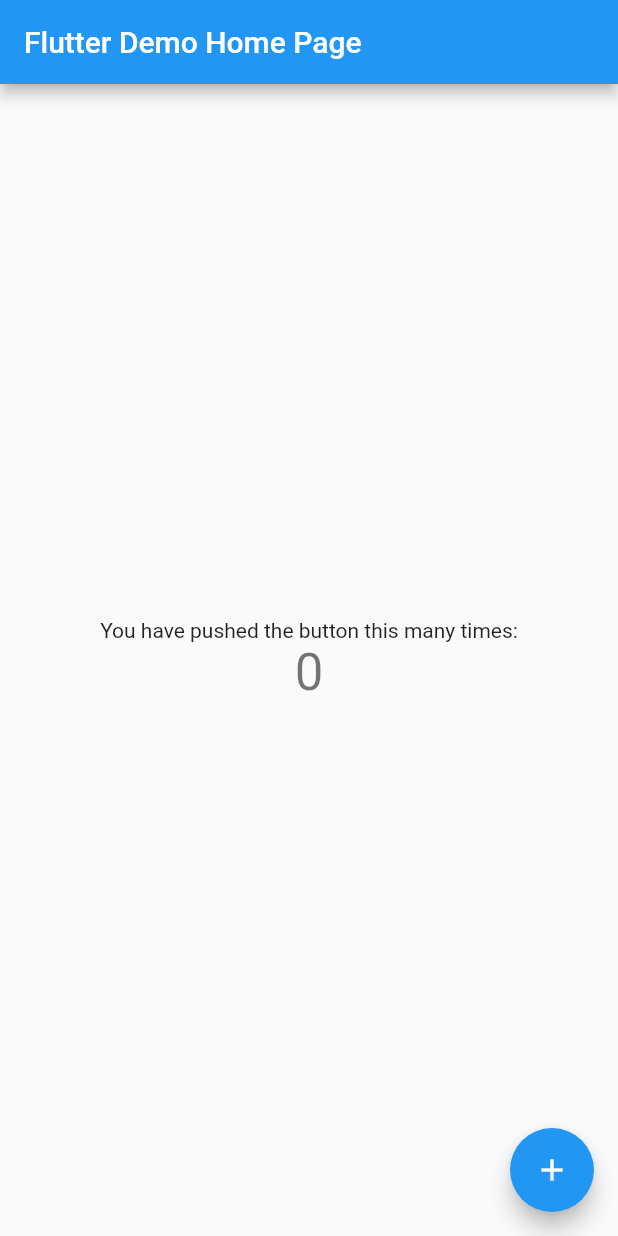
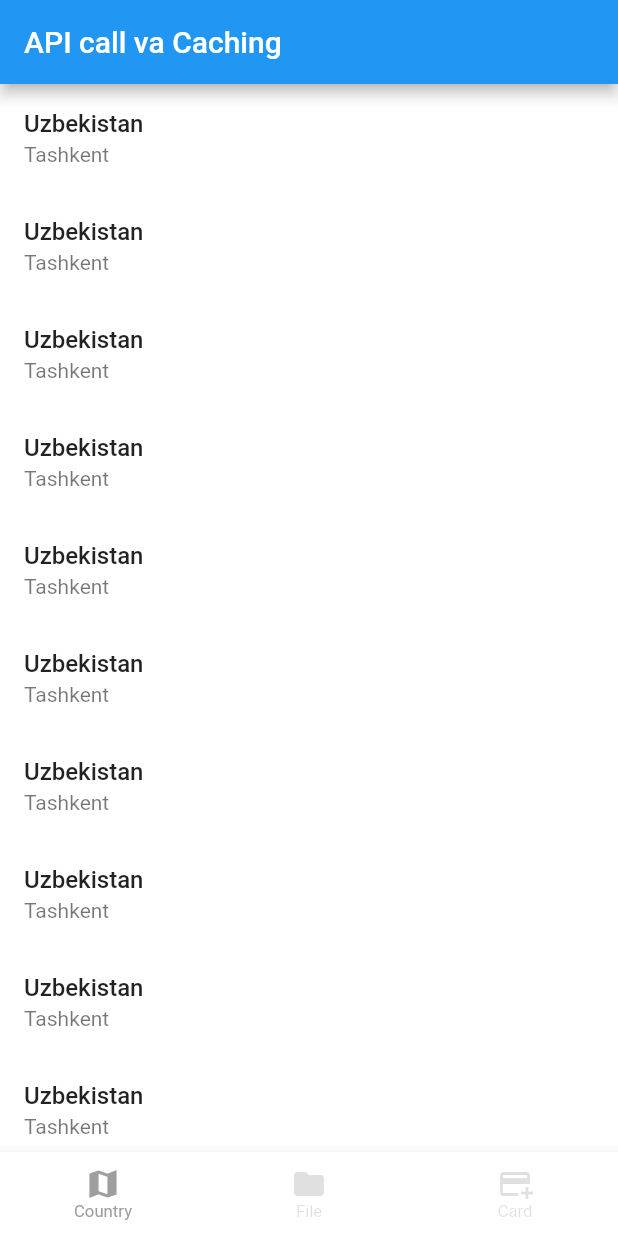
Before and after one commit to MrSobirov/najottalim, a Flutter app: the screen it shows after launch, on a phone screen of 412 x 824 dp. Run offline on Flutter 3.47's test engine with Material 2 defaults, Android fonts, the phone set to English and light mode, and no system bars; our stand-ins replace bloc, flutter_screenutil, shimmer.

Commit message:
adding country details page and UI done GOWO

```diff
--- a/lib/main.dart
+++ b/lib/main.dart
@@ -1,4 +1,6 @@
 import 'package:flutter/material.dart';
+import 'package:flutter_screenutil/flutter_screenutil.dart';
+import 'package:najottalim/pages/main_page.dart';
 
 void main() {
   runApp(const MyApp());
@@ -10,106 +12,18 @@ class MyApp extends StatelessWidget {
   // This widget is the root of your application.
   @override
   Widget build(BuildContext context) {
-    return MaterialApp(
-      title: 'Flutter Demo',
-      theme: ThemeData(
-        // This is the theme of your application.
-        //
-        // Try running your application with "flutter run". You'll see the
-        // application has a blue toolbar. Then, without quitting the app, try
-        // changing the primarySwatch below to Colors.green and then invoke
-        // "hot reload" (press "r" in the console where you ran "flutter run",
-        // or simply save your changes to "hot reload" in a Flutter IDE).
-        // Notice that the counter didn't reset back to zero; the application
-        // is not restarted.
-        primarySwatch: Colors.blue,
+    return ScreenUtilInit(
+      designSize: const Size(375, 812),
+      minTextAdapt: true,
+      splitScreenMode: true,
+      builder: (BuildContext context, Widget? child) => MaterialApp(
+        debugShowCheckedModeBanner: false,
+        title: 'Flutter Demo',
+        theme: ThemeData(
+          primarySwatch: Colors.blue,
+        ),
+        home: MainPage(),
       ),
-      home: const MyHomePage(title: 'Flutter Demo Home Page'),
     );
   }
 }
-
-class MyHomePage extends StatefulWidget {
-  const MyHomePage({super.key, required this.title});
-
-  // This widget is the home page of your application. It is stateful, meaning
-  // that it has a State object (defined below) that contains fields that affect
-  // how it looks.
-
-  // This class is the configuration for the state. It holds the values (in this
-  // case the title) provided by the parent (in this case the App widget) and
-  // used by the build method of the State. Fields in a Widget subclass are
-  // always marked "final".
-
-  final String title;
-
-  @override
-  State<MyHomePage> createState() => _MyHomePageState();
-}
-
-class _MyHomePageState extends State<MyHomePage> {
-  int _counter = 0;
-
-  void _incrementCounter() {
-    setState(() {
-      // This call to setState tells the Flutter framework that something has
-      // changed in this State, which causes it to rerun the build method below
-      // so that the display can reflect the updated values. If we changed
-      // _counter without calling setState(), then the build method would not be
-      // called again, and so nothing would appear to happen.
-      _counter++;
-    });
-  }
-
-  @override
-  Widget build(BuildContext context) {
-    // This method is rerun every time setState is called, for instance as done
-    // by the _incrementCounter method above.
-    //
-    // The Flutter framework has been optimized to make rerunning build methods
-    // fast, so that you can just rebuild anything that needs updating rather
-    // than having to individually change instances of widgets.
-    return Scaffold(
-      appBar: AppBar(
-        // Here we take the value from the MyHomePage object that was created by
-        // the App.build method, and use it to set our appbar title.
-        title: Text(widget.title),
-      ),
-      body: Center(
-        // Center is a layout widget. It takes a single child and positions it
-        // in the middle of the parent.
-        child: Column(
-          // Column is also a layout widget. It takes a list of children and
-          // arranges them vertically. By default, it sizes itself to fit its
-          // children horizontally, and tries to be as tall as its parent.
-          //
-          // Invoke "debug painting" (press "p" in the console, choose the
-          // "Toggle Debug Paint" action from the Flutter Inspector in Android
-          // Studio, or the "Toggle Debug Paint" command in Visual Studio Code)
-          // to see the wireframe for each widget.
-          //
-          // Column has various properties to control how it sizes itself and
-          // how it positions its children. Here we use mainAxisAlignment to
-          // center the children vertically; the main axis here is the vertical
-          // axis because Columns are vertical (the cross axis would be
-          // horizontal).
-          mainAxisAlignment: MainAxisAlignment.center,
-          children: <Widget>[
-            const Text(
-              'You have pushed the button this many times:',
-            ),
-            Text(
-              '$_counter',
-              style: Theme.of(context).textTheme.headline4,
-            ),
-          ],
-        ),
-      ),
-      floatingActionButton: FloatingActionButton(
-        onPressed: _incrementCounter,
-        tooltip: 'Increment',
-        child: const Icon(Icons.add),
-      ), // This trailing comma makes auto-formatting nicer for build methods.
-    );
-  }
-}
--- a/lib/pages/main_page.dart
+++ b/lib/pages/main_page.dart
@@ -0,0 +1,101 @@
+import 'package:flutter/cupertino.dart';
+import 'package:flutter/material.dart';
+import 'package:flutter_screenutil/flutter_screenutil.dart';
+import 'package:najottalim/pages/task1/task1_page.dart';
+import 'package:najottalim/pages/task2/task2_page.dart';
+import 'package:najottalim/pages/task3/task3_page.dart';
+
+
+
+class MainPage extends StatefulWidget {
+  const MainPage({Key? key}) : super(key: key);
+
+  @override
+  _MainPageState createState() => _MainPageState();
+}
+
+class _MainPageState extends State<MainPage> {
+  int _currentTabIndex = 0;
+  List<BottomNavigationBarItem> navBarItems = [];
+  final _kTabPages = [
+    TaskOnePage(),
+    TaskTwoPage(),
+    TaskThreePage(),
+  ];
+
+  @override
+  void initState() {
+    super.initState();
+    // checkConnectionFirst();
+    navBarItems = <BottomNavigationBarItem>[
+      customNavBarItem(Icon(Icons.map_sharp) , "Country"),
+      customNavBarItem(Icon(Icons.folder) , "File"),
+      customNavBarItem(Icon(Icons.add_card_outlined) , "Card"),
+    ];
+  }
+  void changeTabs(int index, {bool langChanged = false}) {
+    navBarItems = <BottomNavigationBarItem>[
+      customNavBarItem(Icon(Icons.map_sharp) , "Country"),
+      customNavBarItem(Icon(Icons.folder) , "File"),
+      customNavBarItem(Icon(Icons.add_card_outlined) , "Card"),
+    ];
+    setState(() {
+      _currentTabIndex = index;
+    });
+  }
+/*  Future<void> checkConnectionFirst() async {
+    checkConnection(true);
+    //CacheKeys.checkConnection = checkConnection;
+    Connectivity().onConnectivityChanged.listen((ConnectivityResult result) {
+      // Got a new connectivity status!
+      debugPrint("ConnectivityResult => " + result.name.toString());
+      if(result.name.toString() == "none") {
+        //MyDialogs().noInternet(context);
+      } else {
+        if(CacheKeys.getHomeData) {
+          Navigator.pushAndRemoveUntil(context, MaterialPageRoute(builder: (_) => MainPage()), ModalRoute.withName('/'));
+        }
+      }
+    });
+    await MyDialogs().checkUpdateStatus(context);
+  }
+
+  void checkConnection(bool connection) async {
+    if(connection) {
+      var connectivityResult = await (Connectivity().checkConnectivity());
+      if(connectivityResult == ConnectivityResult.none){
+       // MyDialogs().noInternet(context);
+      }
+    } else {
+     // MyDialogs().noInternet(context);
+    }
+  }*/
+
+  @override
+  Widget build(BuildContext context) {
+    return Scaffold(
+      body: _kTabPages[_currentTabIndex],
+      bottomNavigationBar: BottomNavigationBar(
+          backgroundColor: Colors.white,
+          selectedItemColor: Colors.grey,
+          unselectedItemColor: Colors.black12,
+          showSelectedLabels: true,
+          selectedFontSize: 11.sp,
+          unselectedFontSize: 11.sp,
+          items: navBarItems,
+          currentIndex: _currentTabIndex,
+          type: BottomNavigationBarType.fixed,
+          onTap: (int index) => changeTabs(index)
+      ),
+    );
+  }
+
+
+  BottomNavigationBarItem customNavBarItem(Widget icon, String label, {bool selected = false}) {
+    return BottomNavigationBarItem(
+        icon: icon,
+        label: label
+    );
+  }
+
+}
--- /dev/null
+++ b/lib/pages/task1/county_details.dart
@@ -0,0 +1,18 @@
+import 'package:flutter/material.dart';
+import 'package:flutter_screenutil/flutter_screenutil.dart';
+class CountryDetailsPage extends StatelessWidget {
+  const CountryDetailsPage({Key? key}) : super(key: key);
+
+  @override
+  Widget build(BuildContext context) {
+    return  Scaffold(
+      appBar: AppBar(
+        title: Text("Country Details"),
+      ),
+      body: Container(
+        height: 812.h,
+        color: Colors.white,
+      ),
+    );
+  }
+}
--- a/lib/pages/task1/task1_page.dart
+++ b/lib/pages/task1/task1_page.dart
@@ -0,0 +1,41 @@
+import 'package:flutter/material.dart';
+import 'package:flutter_screenutil/flutter_screenutil.dart';
+
+import 'county_details.dart';
+class TaskOnePage extends StatelessWidget {
+  const TaskOnePage({Key? key}) : super(key: key);
+
+  @override
+  Widget build(BuildContext context) {
+    return  Scaffold(
+      appBar: AppBar(
+        title: Text("API call va Caching"),
+      ),
+      body: Container(
+        color: Colors.white,
+        height: 812.h,
+        child: ListView.builder(
+            itemCount: 15,
+            itemBuilder: (context , index) {
+              return GestureDetector(
+                onTap: ((){
+                  Navigator.push(
+                    context,
+                    MaterialPageRoute(builder: (context) => const CountryDetailsPage()),
+                  );
+                  print("Fuck");
+                }),
+                child: ListTile(
+                  title: Text("Uzbekistan",
+                  style: TextStyle(
+                    fontSize: 16,
+                    fontWeight: FontWeight.w500
+                  ),),
+                  subtitle: Text("Tashkent"),
+                ),
+              );
+            })),
+
+    );
+  }
+}
--- a/lib/pages/task2/task2_page.dart
+++ b/lib/pages/task2/task2_page.dart
@@ -0,0 +1,11 @@
+import 'package:flutter/material.dart';
+class TaskTwoPage extends StatelessWidget {
+  const TaskTwoPage({Key? key}) : super(key: key);
+
+  @override
+  Widget build(BuildContext context) {
+    return const Placeholder(
+
+    );
+  }
+}
--- a/lib/pages/task3/task3_page.dart
+++ b/lib/pages/task3/task3_page.dart
@@ -0,0 +1,11 @@
+import 'package:flutter/material.dart';
+class TaskThreePage extends StatelessWidget {
+  const TaskThreePage({Key? key}) : super(key: key);
+
+  @override
+  Widget build(BuildContext context) {
+    return const Placeholder(
+
+    );
+  }
+}
--- a/pubspec.yaml
+++ b/pubspec.yaml
@@ -62,7 +62,7 @@ dev_dependencies:
   # activated in the `analysis_options.yaml` file located at the root of your
   # package. See that file for information about deactivating specific lint
   # rules and activating additional ones.
-  flutter_lints: ^2.0.0
+  #flutter_lints: ^2.0.0
 
 # For information on the generic Dart part of this file, see the
 # following page: https://dart.dev/tools/pub/pubspec
```
Also changed, not shown: pubspec.lock, 1 other file.
